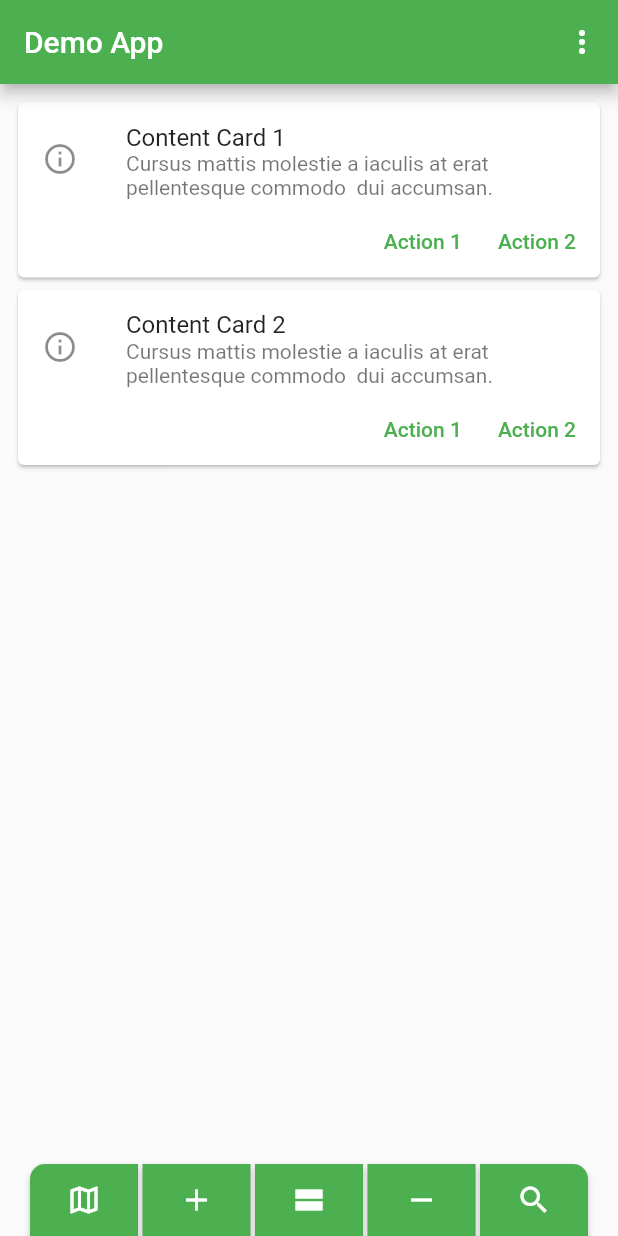
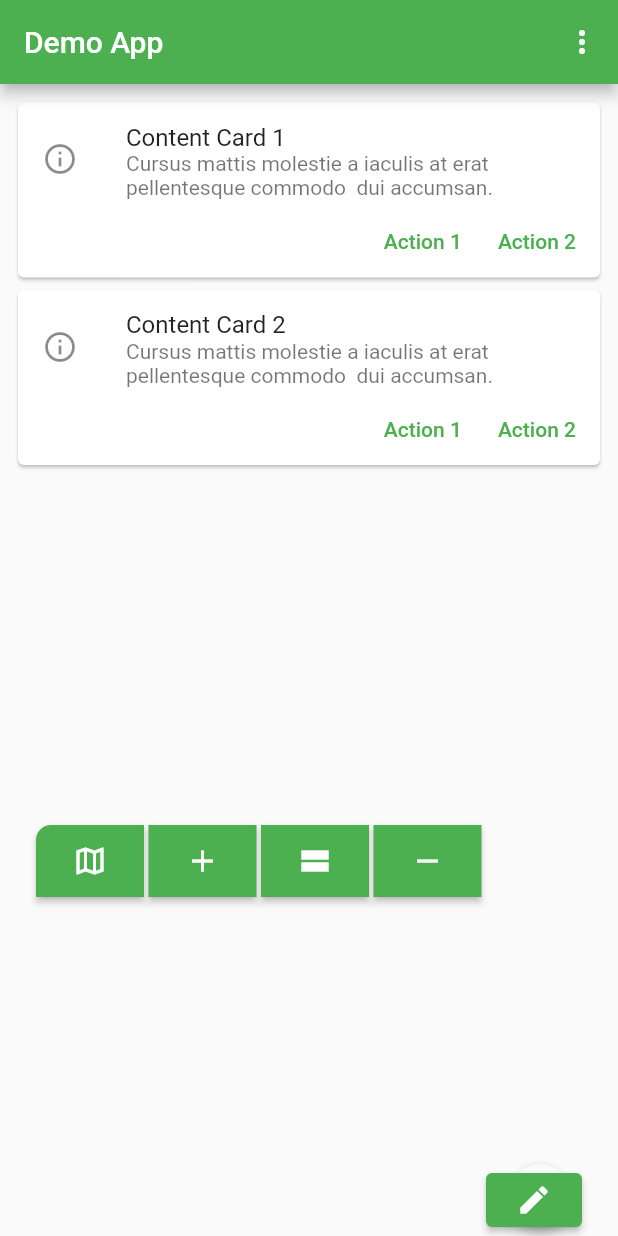
Before and after one commit to underwhelmingToaster/button_navigation_bar, a Flutter app: the screen it shows after launch, on a phone screen of 412 x 824 dp. Run offline on Flutter 3.47's test engine with Material 2 defaults, Android fonts, the light colour scheme and no system bars.

Commit message:
base code, functional but not pretty

```diff
--- a/example/lib/main.dart
+++ b/example/lib/main.dart
@@ -86,14 +86,28 @@ class _MyHomePageState extends State<MyHomePage> {
                   }
                 });
               }),
-          ButtonNavigationItem(
-              icon: Icons.search,
-              onPressed: () {
-                Navigator.push(
-                    context,
-                    MaterialPageRoute(
-                        builder: (BuildContext context) => SubPageTwo()));
-              })
+          ButtonNavigationItem.expandable(
+              children: [
+                ButtonNavigationExpandable(
+                    label: "lol",
+                    onPressed: () {
+                      Navigator.push(
+                          context,
+                          MaterialPageRoute(
+                              builder: (BuildContext context) => SubPageTwo()));
+                    }
+                ),
+                ButtonNavigationExpandable(
+                    label: "lol 2",
+                    onPressed: () {
+                      Navigator.push(
+                          context,
+                          MaterialPageRoute(
+                              builder: (BuildContext context) => SubPageTwo()));
+                    }
+                )
+              ]
+          )
         ],
       ),
     );
@@ -131,12 +145,11 @@ class _MyHomePageState extends State<MyHomePage> {
                     context,
                     MaterialPageRoute(
                         builder: (BuildContext context) => SubPageTwo()));
-              })
+              }),
         ],
       ),
     );
   }
-
 
   AppBar appBar(BuildContext context) {
     return AppBar(
--- a/lib/button_navigation_bar.dart
+++ b/lib/button_navigation_bar.dart
@@ -1,7 +1,6 @@
 library button_navigation_bar;
 
-import 'dart:ffi';
-
+import 'package:button_navigation_bar/src/animationController.dart';
 import 'package:flutter/cupertino.dart';
 import 'package:flutter/material.dart';
 
@@ -27,19 +26,17 @@ class ButtonNavigationBar extends StatefulWidget {
   final double spaceBetweenItems;
   final BorderRadius borderRadius;
 
-  ButtonNavigationBar({
-    required this.children,
-    this.padding = EdgeInsets.zero,
-    this.spaceBetweenItems = 1.5,
-    this.borderRadius = const BorderRadius.all(Radius.circular(16))});
+  ButtonNavigationBar(
+      {required this.children,
+      this.padding = EdgeInsets.zero,
+      this.spaceBetweenItems = 1.5,
+      this.borderRadius = const BorderRadius.all(Radius.circular(16))});
 
   @override
   _ButtonNavigationBarState createState() => _ButtonNavigationBarState();
 }
 
-
 class _ButtonNavigationBarState extends State<ButtonNavigationBar> {
-
   /// Builds the content inside of the button, depending on if [icon] and [label] have been supplied.
   Widget childBuilder(Icon? icon, String? label) {
     if (icon != null && label != null) {
@@ -56,11 +53,12 @@ class _ButtonNavigationBarState extends State<ButtonNavigationBar> {
     }
   }
 
-  /// Gives the outer left- and right buttons the edges, which have been set using [borderRadius]
+  /// Gives the outer left- and right buttons the edges, which have been set using [ButtonNavigationBar.borderRadius]
   BorderRadius borderBuilder(int position) {
     if (position == 0) {
       return BorderRadius.only(
-          bottomLeft: widget.borderRadius.bottomLeft, topLeft: widget.borderRadius.topLeft);
+          bottomLeft: widget.borderRadius.bottomLeft,
+          topLeft: widget.borderRadius.topLeft);
     } else if (position == widget.children.length - 1) {
       return BorderRadius.only(
           bottomRight: widget.borderRadius.bottomRight,
@@ -70,8 +68,28 @@ class _ButtonNavigationBarState extends State<ButtonNavigationBar> {
     }
   }
 
-  /// Creates the actual buttons for the navigation bar
+  /// Checks if [item] is a expandable button and returns a [SizedBox].
+  /// SizedBox contains a [ElevatedButton] when [item] doesn't have any children.
+  /// SizedBox contains a [ExpandableRowChildButton] when [item] has children.
   SizedBox rowChild(ButtonNavigationItem item, int position) {
+    VoidCallback? onPressed;
+    if (item.children != null) {
+      /// When the item has children, it is a expandable button ([ButtonNavigationItem.expandable]).
+      return SizedBox(
+        child: ExpandableRowChildButton(
+          distance: 100.0,
+          children: [
+            Text("lol"),
+            Text("lol"),
+          ],
+        ),
+      );
+    } else {
+      return buildRowChildButton(item, position);
+    }
+  }
+
+  SizedBox buildRowChildButton(ButtonNavigationItem item, int position) {
     return SizedBox(
       child: ElevatedButton(
         onPressed: item.onPressed,
@@ -94,7 +112,8 @@ class _ButtonNavigationBarState extends State<ButtonNavigationBar> {
       rowChildren.add(rowChild(children[i], i));
       if (i != children.length - 1) {
         rowChildren.add(Padding(
-            padding: EdgeInsets.symmetric(horizontal: widget.spaceBetweenItems)));
+            padding:
+                EdgeInsets.symmetric(horizontal: widget.spaceBetweenItems)));
       }
     }
     return rowChildren;
@@ -122,6 +141,14 @@ class _ButtonNavigationBarState extends State<ButtonNavigationBar> {
 /// [onPressed] sets the action of the button when pressed.
 
 class ButtonNavigationItem {
+  final String? label;
+  final IconData? icon;
+  final Color? color;
+  final double height;
+  final double width;
+  final VoidCallback? onPressed;
+  final List<ButtonNavigationExpandable>? children;
+
   ButtonNavigationItem({
     this.label,
     this.icon,
@@ -139,16 +166,6 @@ class ButtonNavigationItem {
     this.width = 72,
     required this.children,
   }) : onPressed = null;
-
-  final String? label;
-  final IconData? icon;
-  final Color? color;
-  final double height;
-  final double width;
-  final VoidCallback? onPressed;
-  final List<ButtonNavigationExpandable>? children;
-
-
 }
 
 class ButtonNavigationExpandable {
--- /dev/null
+++ b/lib/src/animationController.dart
@@ -0,0 +1,186 @@
+import 'package:flutter/cupertino.dart';
+import 'dart:math' as math;
+import 'package:flutter/material.dart';
+
+@immutable
+class ExpandableRowChildButton extends StatefulWidget {
+  const ExpandableRowChildButton({
+    Key? key,
+    this.initialOpen,
+    required this.distance,
+    required this.children,
+  }) : super(key: key);
+
+  final bool? initialOpen;
+  final double distance;
+  final List<Widget> children;
+
+  @override
+  _ExpandableRowChildButtonState createState() =>
+      _ExpandableRowChildButtonState();
+}
+
+class _ExpandableRowChildButtonState extends State<ExpandableRowChildButton>
+    with SingleTickerProviderStateMixin {
+  late final AnimationController _controller;
+  late final Animation<double> _expandAnimation;
+  bool _open = false;
+
+  @override
+  void initState() {
+    super.initState();
+    _open = widget.initialOpen ?? false;
+    _controller = AnimationController(
+      value: _open ? 1.0 : 0.0,
+      duration: const Duration(milliseconds: 250),
+      vsync: this,
+    );
+    _expandAnimation = CurvedAnimation(
+      curve: Curves.fastOutSlowIn,
+      reverseCurve: Curves.easeOutQuad,
+      parent: _controller,
+    );
+  }
+
+  @override
+  void dispose() {
+    _controller.dispose();
+    super.dispose();
+  }
+
+  void _toggle() {
+    setState(() {
+      _open = !_open;
+      if (_open) {
+        _controller.forward();
+      } else {
+        _controller.reverse();
+      }
+    });
+  }
+
+  @override
+  Widget build(BuildContext context) {
+    return SizedBox(
+      height: 500,
+      child: Stack(
+        alignment: Alignment.bottomRight,
+        clipBehavior: Clip.none,
+        children: [
+          _buildTapToCloseFab(),
+          ..._buildExpandingActionButtons(),
+          _buildTapToOpenFab(),
+        ],
+      ),
+    );
+  }
+
+  Widget _buildTapToCloseFab() {
+    return SizedBox(
+      width: 56.0,
+      height: 56.0,
+      child: Center(
+        child: Material(
+          shape: const CircleBorder(),
+          clipBehavior: Clip.antiAlias,
+          elevation: 4.0,
+          child: InkWell(
+            onTap: _toggle,
+            child: Padding(
+              padding: const EdgeInsets.all(8.0),
+              child: Icon(
+                Icons.close,
+                color: Theme.of(context).primaryColor,
+              ),
+            ),
+          ),
+        ),
+      ),
+    );
+  }
+
+  List<Widget> _buildExpandingActionButtons() {
+    final children = <Widget>[];
+    final count = widget.children.length;
+    final step = 90.0 / (count - 1);
+    for (var i = 0, angleInDegrees = 0.0;
+        i < count;
+        i++, angleInDegrees += step) {
+      children.add(
+        _ExpandingActionButton(
+          directionInDegrees: angleInDegrees,
+          maxDistance: widget.distance,
+          progress: _expandAnimation,
+          child: widget.children[i],
+        ),
+      );
+    }
+    return children;
+  }
+
+  Widget _buildTapToOpenFab() {
+    return IgnorePointer(
+      ignoring: _open,
+      child: AnimatedContainer(
+        transformAlignment: Alignment.center,
+        transform: Matrix4.diagonal3Values(
+          _open ? 0.7 : 1.0,
+          _open ? 0.7 : 1.0,
+          1.0,
+        ),
+        duration: const Duration(milliseconds: 250),
+        curve: const Interval(0.0, 0.5, curve: Curves.easeOut),
+        child: AnimatedOpacity(
+          opacity: _open ? 0.0 : 1.0,
+          curve: const Interval(0.25, 1.0, curve: Curves.easeInOut),
+          duration: const Duration(milliseconds: 250),
+          child: ElevatedButton(
+            onPressed: _toggle,
+            child: const Icon(Icons.create),
+          ),
+        ),
+      ),
+    );
+  }
+}
+
+@immutable
+class _ExpandingActionButton extends StatelessWidget {
+  const _ExpandingActionButton({
+    Key? key,
+    required this.directionInDegrees,
+    required this.maxDistance,
+    required this.progress,
+    required this.child,
+  }) : super(key: key);
+
+  final double directionInDegrees;
+  final double maxDistance;
+  final Animation<double> progress;
+  final Widget child;
+
+  @override
+  Widget build(BuildContext context) {
+    return AnimatedBuilder(
+      animation: progress,
+      builder: (context, child) {
+        final offset = Offset.fromDirection(
+          directionInDegrees * (math.pi / 180.0),
+          progress.value * maxDistance,
+        );
+        return Positioned(
+          right: 4.0 + offset.dx,
+          bottom: 4.0 + offset.dy,
+          child: Transform.rotate(
+            angle: (1.0 - progress.value) * math.pi / 2,
+            child: child!,
+          ),
+        );
+      },
+      child: FadeTransition(
+        opacity: progress,
+        child: child,
+      ),
+    );
+  }
+}
```
Also changed, not shown: example/pubspec.lock, pubspec.lock.
